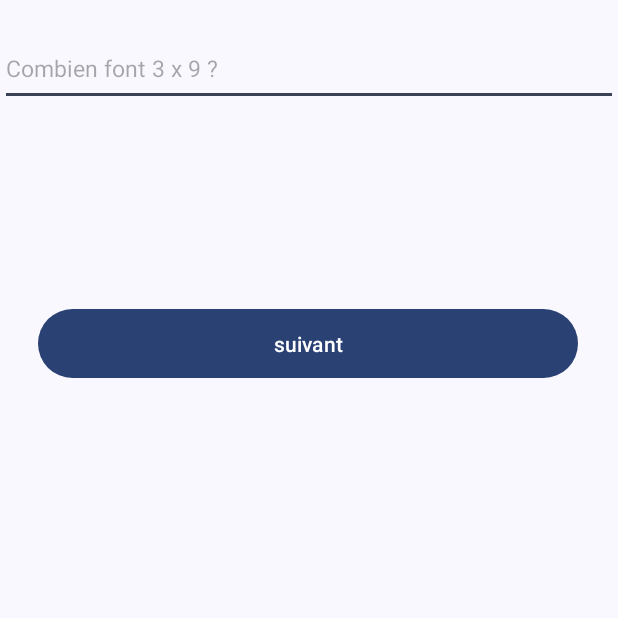
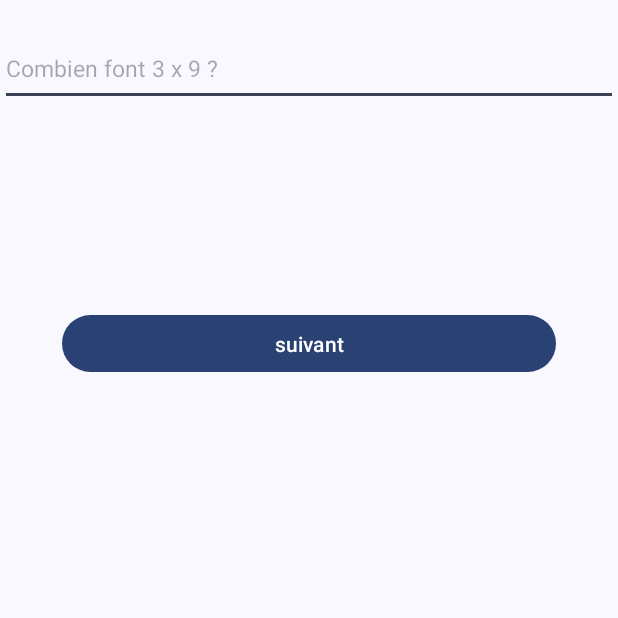
Before and after one commit to AstralArchitect/Tables-de-Multiplication, an Android app: the MainActivity screen opened directly, with no data from a screen before it, on a phone screen of 412 x 824 dp, the top half of it. Run offline under Robolectric (Android 15) with nearby library versions, the phone set to English and light mode, and no system bars.

Commit message:
upgrade to 6.0.3 (large question set bug + android >=8 & <=15 compatibility)

```diff
--- a/app/src/main/java/fr/matthsudio/tablesdemultiplication/MainActivity.kt
+++ b/app/src/main/java/fr/matthsudio/tablesdemultiplication/MainActivity.kt
@@ -3,13 +3,17 @@ package fr.matthsudio.tablesdemultiplication
 import android.annotation.SuppressLint
 import android.content.Context
 import android.content.Intent
+import android.os.Build
 import android.os.Bundle
+import android.os.StrictMode
+import android.util.Log
 import android.util.TypedValue
 import android.view.View
 import android.view.inputmethod.EditorInfo
 import android.widget.Button
 import android.widget.EditText
 import android.widget.TextView
+import androidx.annotation.RequiresApi
 import androidx.appcompat.app.AppCompatActivity
 
 class Question(one: Int, two: Int){
@@ -66,8 +70,15 @@ class MainActivity : AppCompatActivity() {
     private val questionCount = AppStart.questionCount
     private val questionRange = mutableListOf<Int>(2, 3, 4, 5, 6, 7, 8, 9, 10, 11, 12)
 
+    @RequiresApi(Build.VERSION_CODES.S)
     @SuppressLint("SetTextI18n")
     override fun onCreate(savedInstanceState: Bundle?) {
+        StrictMode.setVmPolicy(
+            StrictMode.VmPolicy.Builder()
+            .detectUnsafeIntentLaunch()
+            .build()
+        )
+        super.onCreate(savedInstanceState)
         // test if the values are correct
         if (AppStart.questionRange.first == 0 && AppStart.questionRange.last == 0)
         {
@@ -75,7 +86,6 @@ class MainActivity : AppCompatActivity() {
             finish()
             startActivity(intent)
         }
-        super.onCreate(savedInstanceState)
         setContentView(R.layout.activity_main)
         // init les boutons et autres widgets
         textView = findViewById(R.id.commentText)
@@ -122,7 +132,7 @@ class MainActivity : AppCompatActivity() {
                 for (i in userProg.getMauvaiseReponses()) {
                     str += "${i.table} x ${i.question} = ${i.res} (votre réponse : ${i.answer})\n"
                 }
-                textView.text = str
+                textView.text= str
                 nextButton.visibility = View.GONE
                 answerEditText.visibility = View.GONE
                 restartButton.visibility = View.VISIBLE
@@ -147,6 +157,15 @@ class MainActivity : AppCompatActivity() {
         var one: Int
         var two: Int
 
+        val maxSize = range.count() * questionRange.count()
+
+        if (userProg.cAnswerList.size >= maxSize)
+            userProg.cAnswerList.clear()
+
+        Log.i("MainActivity:ask()", "range: $range")
+        Log.i("MainActivity:ask()", "range's size: ${range.count()}")
+        Log.i("MainActivity:ask()", "userProg.cAnswerList's size: ${userProg.cAnswerList.size}")
+
         do {
             one = range.random()
             two = questionRange.random()
--- a/app/src/main/res/layout/activity_main.xml
+++ b/app/src/main/res/layout/activity_main.xml
@@ -5,6 +5,20 @@
     android:layout_width="match_parent"
     android:layout_height="match_parent"
     tools:context=".MainActivity">
+
+    <androidx.constraintlayout.widget.Guideline
+        android:id="@+id/guideline_end"
+        android:layout_width="wrap_content"
+        android:layout_height="wrap_content"
+        android:orientation="vertical"
+        app:layout_constraintGuide_percent="0.9" />
+
+    <androidx.constraintlayout.widget.Guideline
+        android:id="@+id/guideline_start"
+        android:layout_width="wrap_content"
+        android:layout_height="wrap_content"
+        android:orientation="vertical"
+        app:layout_constraintGuide_percent="0.1" />
 
     <androidx.constraintlayout.widget.Guideline
         android:id="@+id/EditTextGuideline"
@@ -39,13 +53,12 @@
         android:id="@+id/restartButton"
         android:layout_width="360dp"
         android:layout_height="46dp"
-        android:background="@drawable/round_button"
         android:onClick="onRestartButtonClicked"
         android:text="@string/redemmarrer"
         android:visibility="gone"
-        app:layout_constraintEnd_toEndOf="parent"
         app:layout_constraintHorizontal_bias="0.49"
-        app:layout_constraintStart_toStartOf="parent"
+        app:layout_constraintStart_toStartOf="@+id/guideline_start"
+        app:layout_constraintEnd_toEndOf="@+id/guideline_end"
         app:layout_constraintTop_toTopOf="@+id/buttonGuideline"
         tools:ignore="UsingOnClickInXml" />
 
@@ -54,26 +67,24 @@
         android:layout_width="360dp"
         android:layout_height="46dp"
         android:layout_marginTop="50dp"
-        android:background="@drawable/round_button"
         android:onClick="onQuitButtonClicked"
         android:text="@string/quitter_string"
         android:visibility="gone"
-        app:layout_constraintEnd_toEndOf="parent"
         app:layout_constraintHorizontal_bias="0.49"
-        app:layout_constraintStart_toStartOf="parent"
+        app:layout_constraintStart_toStartOf="@+id/guideline_start"
+        app:layout_constraintEnd_toEndOf="@+id/guideline_end"
         app:layout_constraintTop_toTopOf="@+id/buttonGuideline"
         tools:ignore="UsingOnClickInXml" />
 
     <Button
         android:id="@+id/nextButton"
-        android:layout_width="360dp"
+        android:layout_width="0dp"
         android:layout_height="46dp"
-        android:background="@drawable/round_button"
         android:onClick="onButtonClicked"
         android:text="@string/suivant"
-        app:layout_constraintEnd_toEndOf="parent"
         app:layout_constraintHorizontal_bias="0.49"
-        app:layout_constraintStart_toStartOf="parent"
+        app:layout_constraintStart_toStartOf="@+id/guideline_start"
+        app:layout_constraintEnd_toEndOf="@+id/guideline_end"
         app:layout_constraintTop_toTopOf="@+id/buttonGuideline"
         tools:ignore="UsingOnClickInXml" />
 
@@ -82,15 +93,23 @@
         android:layout_width="wrap_content"
         android:layout_height="wrap_content"
         android:orientation="horizontal"
-        app:layout_constraintGuide_percent="0.40" />
+        app:layout_constraintGuide_percent="0.5" />
 
-    <TextView
-        android:id="@+id/commentText"
+    <ScrollView
         android:layout_width="wrap_content"
         android:layout_height="wrap_content"
-        android:layout_gravity="center_horizontal|bottom"
-        app:layout_constraintEnd_toEndOf="parent"
-        app:layout_constraintStart_toStartOf="parent"
-        app:layout_constraintTop_toTopOf="@+id/textViewGuideline" />
+        app:layout_constraintStart_toStartOf="@+id/guideline_start"
+        app:layout_constraintEnd_toEndOf="@+id/guideline_end"
+        app:layout_constraintTop_toTopOf="@+id/textViewGuideline">
+
+        <TextView
+            android:id="@+id/commentText"
+            android:layout_width="wrap_content"
+            android:layout_height="wrap_content"
+            android:layout_gravity="center_horizontal|bottom"
+            app:layout_constraintEnd_toEndOf="parent"
+            app:layout_constraintStart_toStartOf="parent" />
+
+    </ScrollView>
 
 </androidx.constraintlayout.widget.ConstraintLayout>
```
Also changed, not shown: app/build.gradle.kts (+3 -10 lines), app/src/main/res/layout/activity_config.xml (+18 -5 lines).
